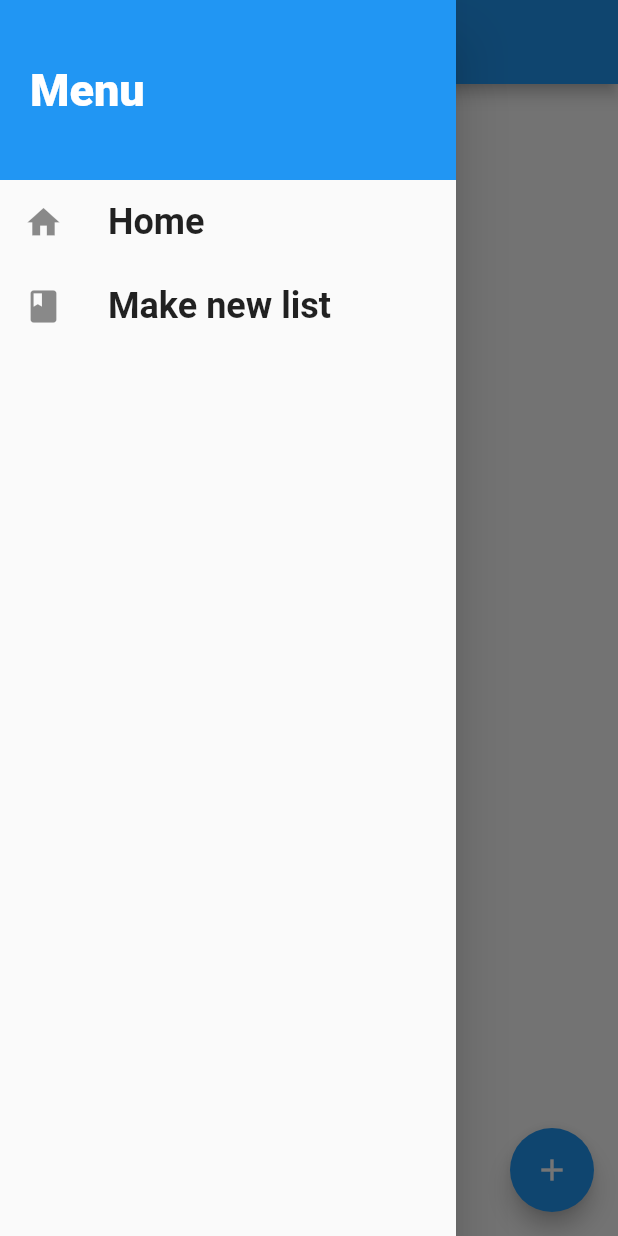
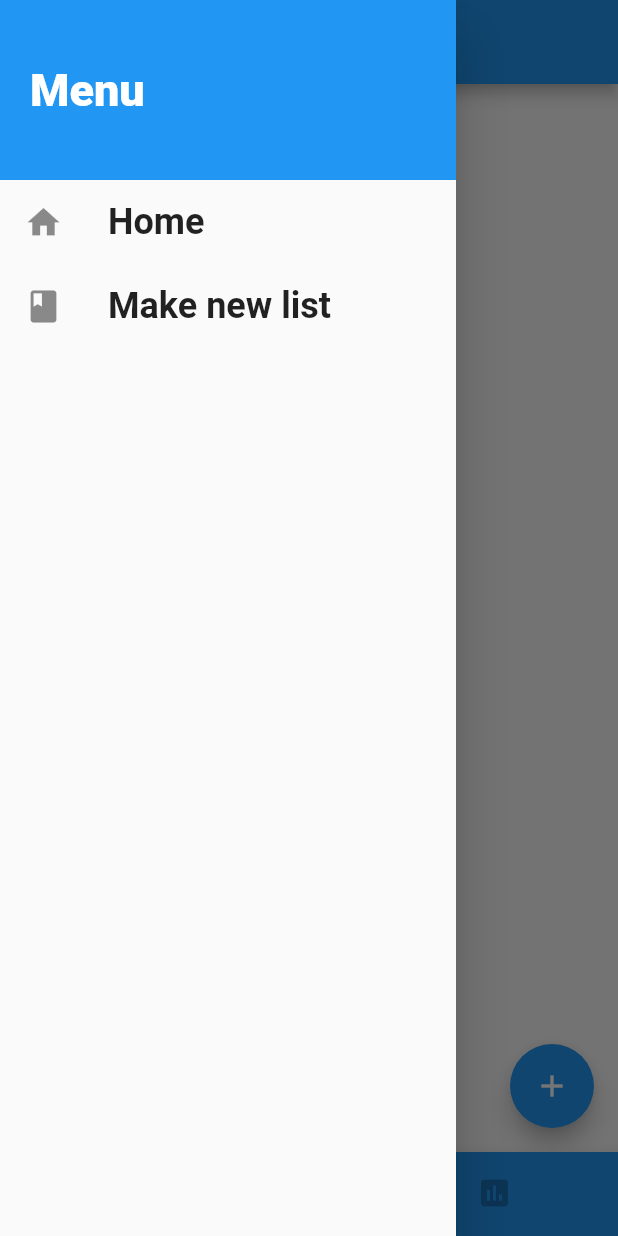
Before and after one commit to bigface0202/WeekDoneList, a Flutter app: the screen it shows after launch, with the side drawer open, on a phone screen of 412 x 824 dp. Run offline on Flutter 3.47's test engine with Material 2 defaults, Android fonts, the phone set to English and light mode, and no system bars; our stand-ins replace charts_flutter, sqflite; accounts and stored records are empty.

Commit message:
Code cleaning and fix some part

```diff
--- a/lib/main.dart
+++ b/lib/main.dart
@@ -2,8 +2,7 @@ import 'package:flutter/material.dart';
 import 'package:provider/provider.dart';
 
 import './models/transaction_prov.dart';
-// import './screens/tabs_screen.dart';
-import './screens/index_screen.dart';
+import './screens/tabs_screen.dart';
 import './screens/make_new_list_screen.dart';
 import './screens/new_transaction_screen.dart';
 import './models/key_and_item_prov.dart';
@@ -24,10 +23,9 @@ class MyApp extends StatelessWidget {
       ],
       child: MaterialApp(
         title: 'Flutter Demo',
-        // home: IndexScreen(),
         initialRoute: '/',
         routes: {
-          '/': (ctx) => IndexScreen(),
+          '/': (ctx) => TabsScreen(),
           MakeNewListScreen.routeName: (ctx) => MakeNewListScreen(),
           NewTransactionScreen.routeName: (ctx) => NewTransactionScreen(),
         },
--- a/lib/screens/index_screen.dart
+++ b/lib/screens/index_screen.dart
@@ -14,9 +14,6 @@ class _IndexScreenState extends State<IndexScreen> {
   @override
   Widget build(BuildContext context) {
     return Scaffold(
-      appBar: AppBar(
-        title: Text('Week done list'),
-      ),
       drawer: MainDrawer(),
       body: SingleChildScrollView(
         scrollDirection: Axis.vertical,
--- a/lib/screens/tabs_screen.dart
+++ b/lib/screens/tabs_screen.dart
@@ -25,7 +25,6 @@ class _TabsScreenState extends State<TabsScreen>
         'title': 'Week Done Graph',
       },
     ];
-    print("a");
     super.initState();
   }
 
--- a/lib/widgets/transactions_list.dart
+++ b/lib/widgets/transactions_list.dart
@@ -16,7 +16,7 @@ class _TransactionsListState extends State<TransactionsList> {
       child: Container(
         padding: EdgeInsets.only(top: 265, bottom: 265),
         child: Center(
-          child: const Text('Nothing you done!'),
+          child: const Text('Week Done List empty'),
         ),
       ),
       builder: (ctx, transactions, ch) => transactions
```
